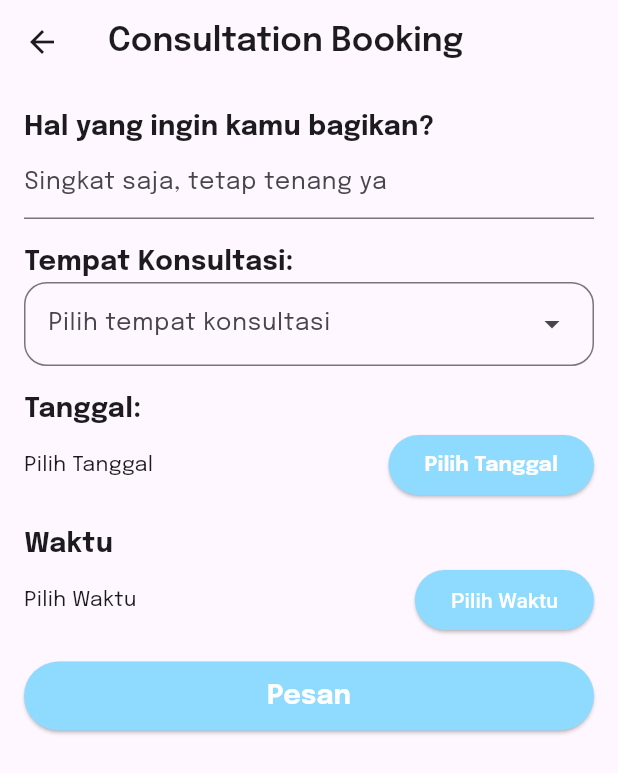
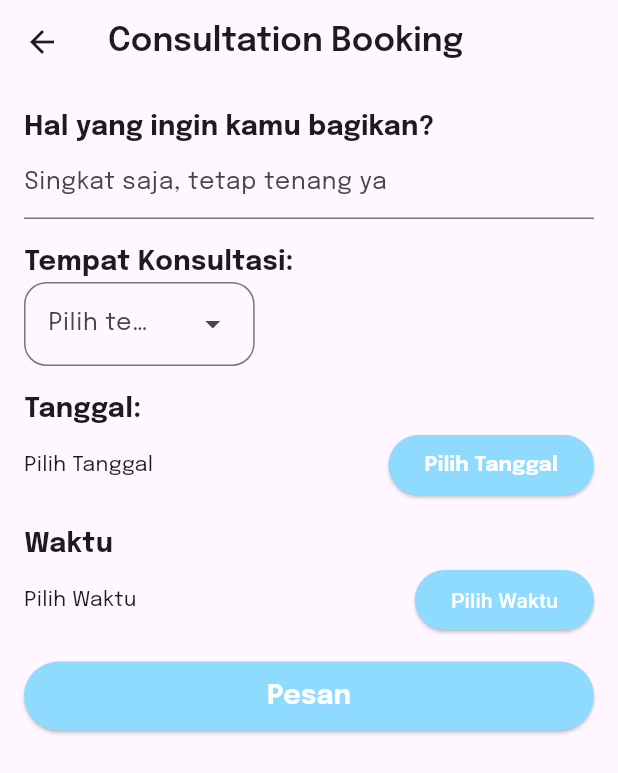
Before and after one commit to mamanggaronk/bimantara_mental_health_flutter_app, a Flutter app: the OrderPage screen opened by its route, on a phone screen of 412 x 824 dp. Shown: the top 773 px of the screen. Run offline on Flutter 3.47's test engine with Material 3 defaults, Android fonts, the phone set to English and light mode, and no system bars; our stand-ins replace cloud_firestore, firebase_auth, firebase_core, flutter_svg, gap, get; accounts and stored records are empty; network calls fail.

Commit message:
local changes

```diff
--- a/lib/ui/pages/book_page.dart
+++ b/lib/ui/pages/book_page.dart
@@ -68,7 +68,7 @@ class _OrderPageState extends State<OrderPage> {
             // ),
             DropdownMenu(
               textStyle: regular,
-              expandedInsets: EdgeInsets.zero,
+
               inputDecorationTheme: const InputDecorationTheme(
                 border: OutlineInputBorder(
                   borderRadius: BorderRadius.all(
```
